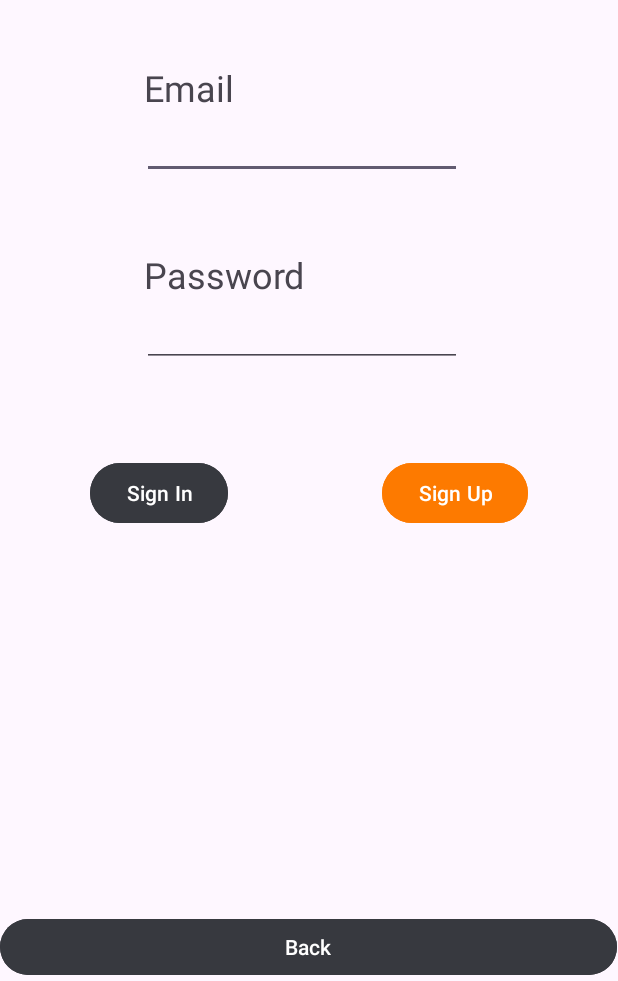
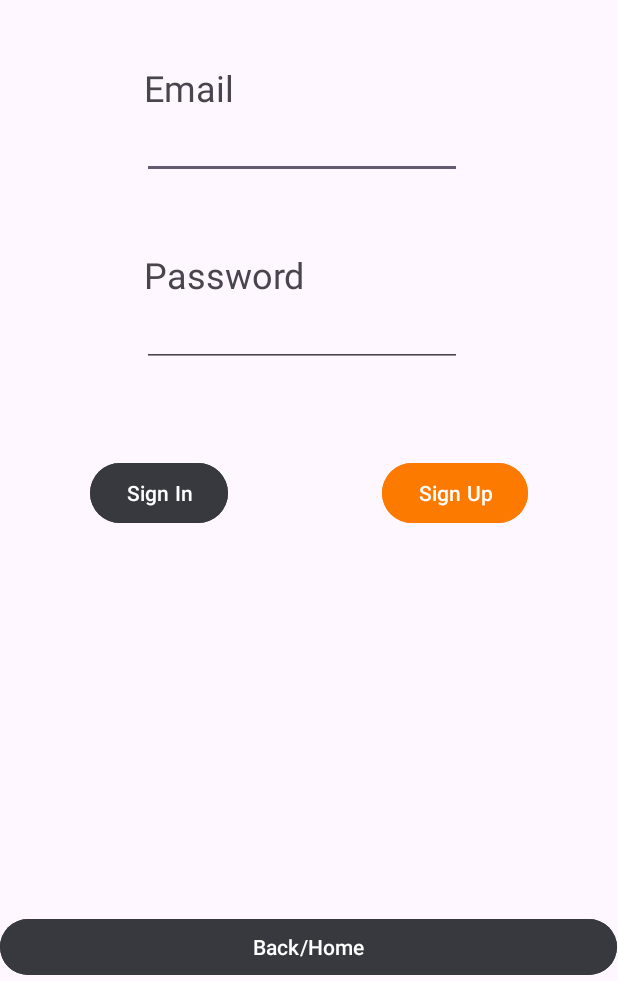
Before and after one commit to jacobneal518/New-Game-Plus, an Android app: the LoginPage screen opened directly, with no data from a screen before it, on a phone screen of 412 x 824 dp, the part 255-1236 px from its top. Run offline under Robolectric (Android 15) with nearby library versions, the phone set to English and light mode, and no system bars; our stand-ins replace Firebase (no records; nobody signed in at launch, a user with empty details on screens opened directly).

Commit message:
just changed text on button lol

```diff
--- a/app/src/main/res/layout/activity_login_page.xml
+++ b/app/src/main/res/layout/activity_login_page.xml
@@ -20,7 +20,7 @@
             android:layout_height="wrap_content"
             android:layout_weight="1"
             android:backgroundTint="@color/buttonBlack"
-            android:text="Back" />
+            android:text="Back/Home" />
 
     </LinearLayout>
 
```
